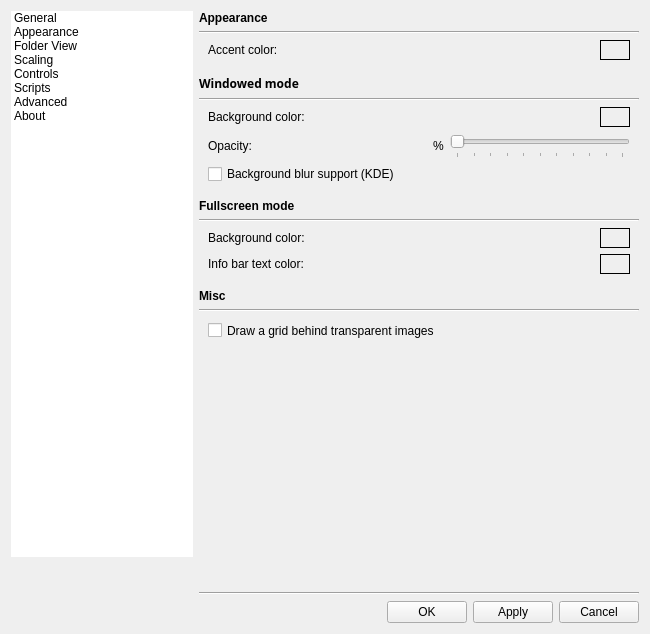
Qt form qimgv/gui/dialogs/settingsdialog.ui (do-i/thumbgrid) before a commit.
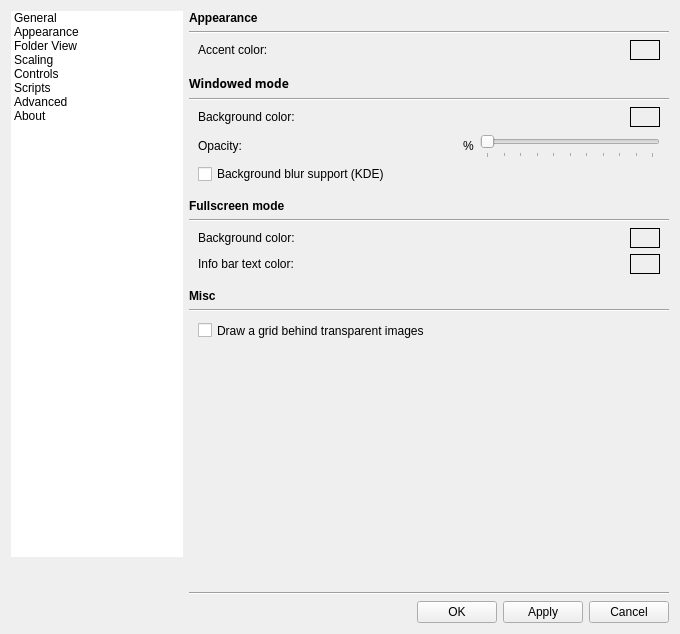
The same form after that commit. The open tabs and pages were chosen to show the change. Custom widgets are drawn as their Qt base class.

Commit message: various layout fixes

Diff of the .ui file:
```diff
--- a/qimgv/gui/dialogs/settingsdialog.ui
+++ b/qimgv/gui/dialogs/settingsdialog.ui
@@ -12,7 +12,7 @@
    <rect>
     <x>0</x>
     <y>0</y>
-    <width>650</width>
+    <width>680</width>
     <height>634</height>
    </rect>
   </property>
@@ -24,7 +24,7 @@
   </property>
   <property name="minimumSize">
    <size>
-    <width>640</width>
+    <width>680</width>
     <height>620</height>
    </size>
   </property>
@@ -51,7 +51,7 @@
   </property>
   <layout class="QVBoxLayout" name="verticalLayout_3">
    <item>
-    <layout class="QHBoxLayout" name="horizontalLayout_22" stretch="0,0">
+    <layout class="QHBoxLayout" name="horizontalLayout_22" stretch="0,10">
      <property name="topMargin">
       <number>0</number>
      </property>
@@ -88,7 +88,7 @@
          </property>
          <property name="maximumSize">
           <size>
-           <width>400</width>
+           <width>175</width>
            <height>16777215</height>
           </size>
          </property>
@@ -325,7 +325,7 @@
          </property>
          <property name="minimumSize">
           <size>
-           <width>440</width>
+           <width>480</width>
            <height>0</height>
           </size>
          </property>
@@ -1380,8 +1380,8 @@
                <rect>
                 <x>0</x>
                 <y>0</y>
-                <width>440</width>
-                <height>566</height>
+                <width>280</width>
+                <height>393</height>
                </rect>
               </property>
               <layout class="QVBoxLayout" name="verticalLayout_25">
```
Left out of the diff: 8 changed lines with no effect on the pictures. The commit also changes 1 other file.
